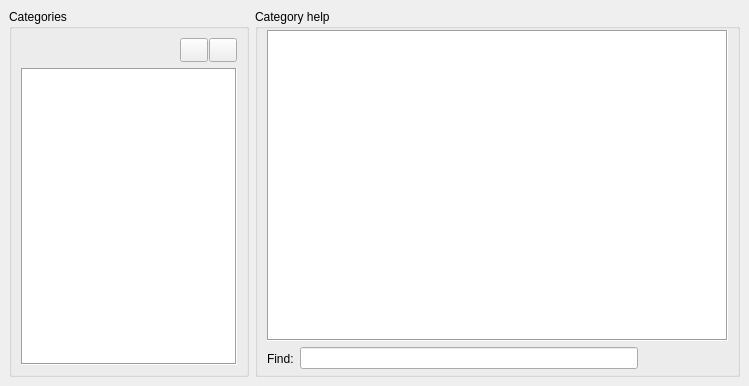
First picture: the form in modules/automation/projects/HilecGui/src/rcUnits/HilecHelpWidget.ui, repository OFFIS-Automation/Framework, before the edit.
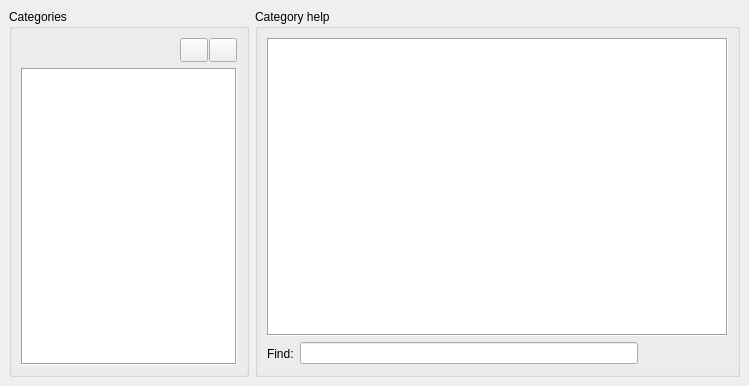
Second picture: the form after the edit. Icons and pictures are not drawn.

What changed in the file:
```diff
--- a/modules/automation/projects/HilecGui/src/rcUnits/HilecHelpWidget.ui
+++ b/modules/automation/projects/HilecGui/src/rcUnits/HilecHelpWidget.ui
@@ -177,18 +177,9 @@
        <string>Category help</string>
       </property>
       <layout class="QVBoxLayout" name="verticalLayout_2">
-       <property name="leftMargin">
+       <property name="margin">
         <number>9</number>
        </property>
-       <property name="topMargin">
-        <number>1</number>
-       </property>
-       <property name="rightMargin">
-        <number>9</number>
-       </property>
-       <property name="bottomMargin">
-        <number>4</number>
-       </property>
        <item>
         <widget class="QTextBrowser" name="textBrowser">
          <property name="frameShape">
```
Left out of the diff: 2 changed lines with no effect on the pictures.
